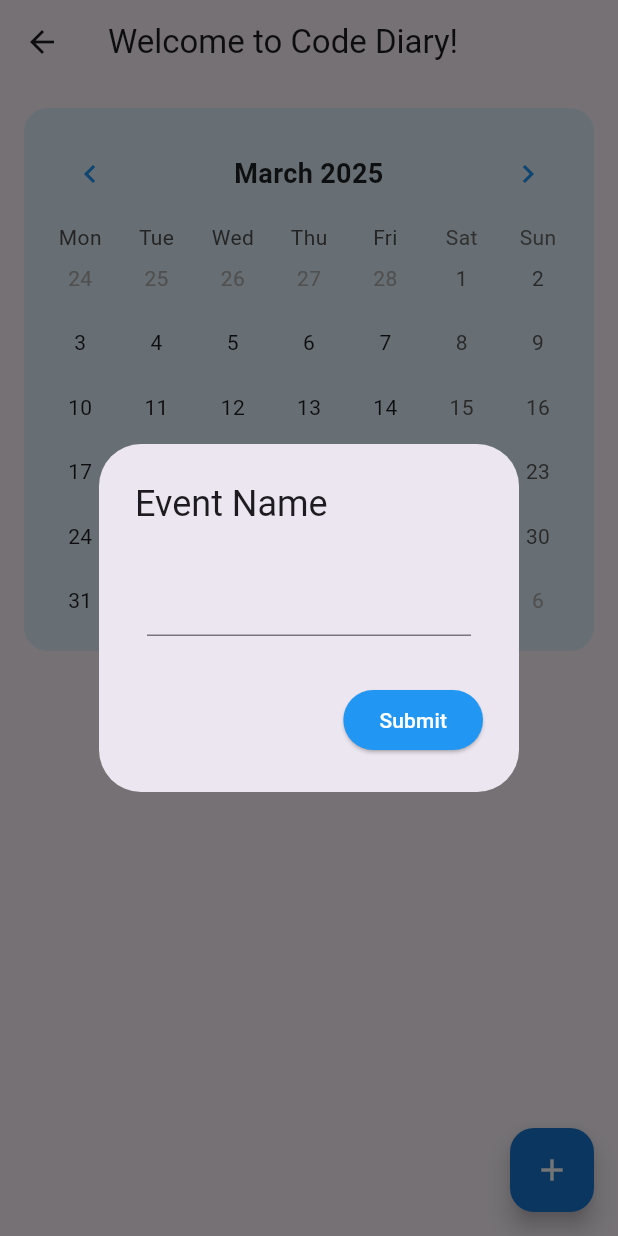
After one commit to azzachater/fish_app, a Flutter app: the JournalTable screen opened directly, after a tap on the "add" icon, on a phone screen of 412 x 824 dp. The commit adds this screen. Run offline on Flutter 3.47's test engine with Material 3 defaults, Android fonts, the phone set to English and light mode, and no system bars; drawn by our look-alikes of table_calendar; our stand-ins replace google_maps_flutter, google_nav_bar.

Commit message:
marketplace , navBar , journal

```diff
--- a/lib/main.dart
+++ b/lib/main.dart
@@ -1,4 +1,6 @@
 import 'package:fish_app/main_screen.dart';
+import 'package:fish_app/screens/auth/home_page.dart';
+import 'package:fish_app/widgets/journal_table.dart';
 import 'package:flutter/material.dart';
 import 'package:provider/provider.dart';
 import 'package:fish_app/providers/cart_provider.dart';
--- /dev/null
+++ b/lib/models/event.dart
@@ -0,0 +1,4 @@
+class Event {
+  final String title;
+  Event(this.title);
+}
--- a/lib/screens/auth/home_page.dart
+++ b/lib/screens/auth/home_page.dart
@@ -68,10 +68,6 @@ class HomePage extends StatelessWidget {
           ),
         ),
       ),
-      bottomNavigationBar: CustomNavBar(
-        currentIndex: 2, // Utiliser une valeur entière valide
-        onTabChange: (index) {},
-      ),
     );
   }
 }
--- /dev/null
+++ b/lib/widgets/journal_table.dart
@@ -0,0 +1,203 @@
+import 'package:fish_app/models/event.dart';
+import 'package:flutter/material.dart';
+import 'package:table_calendar/table_calendar.dart';
+
+class JournalTable extends StatefulWidget {
+  const JournalTable({super.key});
+
+  @override
+  State<JournalTable> createState() => _JournalTableState();
+}
+
+class _JournalTableState extends State<JournalTable> {
+  //bech nesta3mlouh fel focusedday
+  DateTime today = DateTime.now();
+  DateTime? selectedDay;
+  //map qui stocke the events created
+  Map<DateTime, List<Event>> events = {};
+  TextEditingController _eventController = TextEditingController();
+  late final ValueNotifier<List<Event>> _selectedEvents;
+  @override
+  void initState() {
+    super.initState();
+    selectedDay = today;
+    _selectedEvents = ValueNotifier(_getEventsForDay(today));
+  }
+
+  @override
+  void dispose() {
+    super.dispose();
+  }
+
+  @override
+  void _onDaySelected(DateTime selectedDay, DateTime focusedDay) {
+    if (!isSameDay(today, selectedDay)) {
+      setState(() {
+        today = selectedDay;
+        focusedDay = focusedDay;
+      });
+    }
+  }
+
+  List<Event> _getEventsForDay(DateTime day) {
+    return events[day] ?? [];
+  }
+
+  @override
+  Widget build(BuildContext context) {
+    return Scaffold(
+      appBar: AppBar(title: const Text('Welcome to Code Diary!')),
+      floatingActionButton: FloatingActionButton(
+        onPressed: () {
+          showDialog(
+            context: context,
+            builder: (context) {
+              return AlertDialog(
+                scrollable: true,
+                title: Text("Event Name"),
+                content: Padding(
+                  padding: EdgeInsets.all(8),
+                  child: TextField(controller: _eventController),
+                ),
+                actions: [
+                  ElevatedButton(
+                    style: ElevatedButton.styleFrom(
+                      backgroundColor: Colors.blue,
+                      foregroundColor: Colors.white,
+                    ),
+                    onPressed: () {
+                      if (_eventController.text.isNotEmpty) {
+                        //ajout l event lel list de la date selectionner
+                        events[selectedDay!] = [Event(_eventController.text)];
+                        _selectedEvents.value = _getEventsForDay(today);
+                        Navigator.of(context).pop();
+                      }
+                    },
+                    child: Text("Submit"),
+                  ),
+                ],
+              );
+            },
+          );
+        },
+        backgroundColor: Colors.blue.shade700,
+        child: Icon(Icons.add, color: Colors.white),
+      ),
+      body: SafeArea(
+        child: Padding(
+          padding: const EdgeInsets.all(16.0),
+          child: Column(
+            children: [
+              Container(
+                padding: EdgeInsets.all(12),
+                decoration: BoxDecoration(
+                  color: Colors.blue.shade50, // Fond bleu clair
+                  borderRadius: BorderRadius.circular(16),
+                ),
+                child: TableCalendar(
+                  focusedDay: today,
+                  firstDay: DateTime.utc(2010, 1, 1),
+                  lastDay: DateTime.utc(2030, 12, 31),
+                  locale: "en_US",
+                  //height meben each day
+                  rowHeight: 43,
+                  headerStyle: HeaderStyle(
+                    formatButtonVisible: false,
+                    titleCentered: true,
+                    titleTextStyle: TextStyle(
+                      fontSize: 18,
+                      fontWeight: FontWeight.bold,
+                      color: Colors.black87,
+                    ),
+                    leftChevronIcon: Icon(
+                      Icons.chevron_left,
+                      color: Colors.blue,
+                    ),
+                    rightChevronIcon: Icon(
+                      Icons.chevron_right,
+                      color: Colors.blue,
+                    ),
+                  ),
+                  availableGestures: AvailableGestures.all,
+                  startingDayOfWeek: StartingDayOfWeek.monday,
+
+                  //charger les evenements pour chaque jour
+                  eventLoader: _getEventsForDay,
+
+                  selectedDayPredicate: (day) {
+                    return isSameDay(selectedDay, day);
+                  },
+
+                  calendarStyle: CalendarStyle(
+                    todayDecoration: BoxDecoration(
+                      color:
+                          Colors.blue.shade300, // Bleu clair pour aujourd’hui
+                      shape: BoxShape.circle,
+                    ),
+                    selectedDecoration: BoxDecoration(
+                      color:
+                          Colors
+                              .blue
+                              .shade700, //  Bleu foncé pour le jour sélectionné
+                      shape: BoxShape.circle,
+                    ),
+                  ),
+
+                  //bech ki nenzlou ala ayy day yetselectionilna houwa
+                  onDaySelected: (selected, focused) {
+                    setState(() {
+                      selectedDay = selected;
+                      today = focused; // Mettre à jour le jour focalisé
+                    });
+                  },
+                  onPageChanged: (focusedDay) {
+                    today = focusedDay;
+                  },
+                ),
+              ),
+              SizedBox(height: 8.0),
+              //listes des evenements du jour selectionné
+              Expanded(
+                child: ValueListenableBuilder<List<Event>>(
+                  valueListenable: _selectedEvents,
+                  builder: (context, value, _) {
+                    return ListView.builder(
+                      itemCount: value.length,
+                      itemBuilder: (context, index) {
+                        return Container(
+                          margin: EdgeInsets.symmetric(
+                            horizontal: 12,
+                            vertical: 4,
+                          ),
+                          decoration: BoxDecoration(
+                            border: Border.all(),
+                            borderRadius: BorderRadius.circular(12),
+                            boxShadow: [
+                              BoxShadow(
+                                color: Colors.black12,
+                                blurRadius: 4,
+                                spreadRadius: 2,
+                              ),
+                            ],
+                          ),
+                          child: ListTile(
+                            leading: Icon(Icons.event, color: Colors.blue),
+                            title: Text(
+                              value[index].title,
+                              style: TextStyle(fontWeight: FontWeight.bold),
+                            ),
+                            subtitle: Text("Heure: 12:00 - 14:00"),
+                          ),
+                        );
+                      },
+                    );
+                  },
+                ),
+              ),
+            ],
+          ),
+        ),
+      ),
+    );
+  }
+}
--- a/pubspec.yaml
+++ b/pubspec.yaml
@@ -37,6 +37,7 @@ dependencies:
   google_nav_bar: ^5.0.7
   provider: ^6.1.2
   google_maps_flutter: ^2.10.1
+  table_calendar: ^3.2.0
 
 dev_dependencies:
   flutter_test:
```
